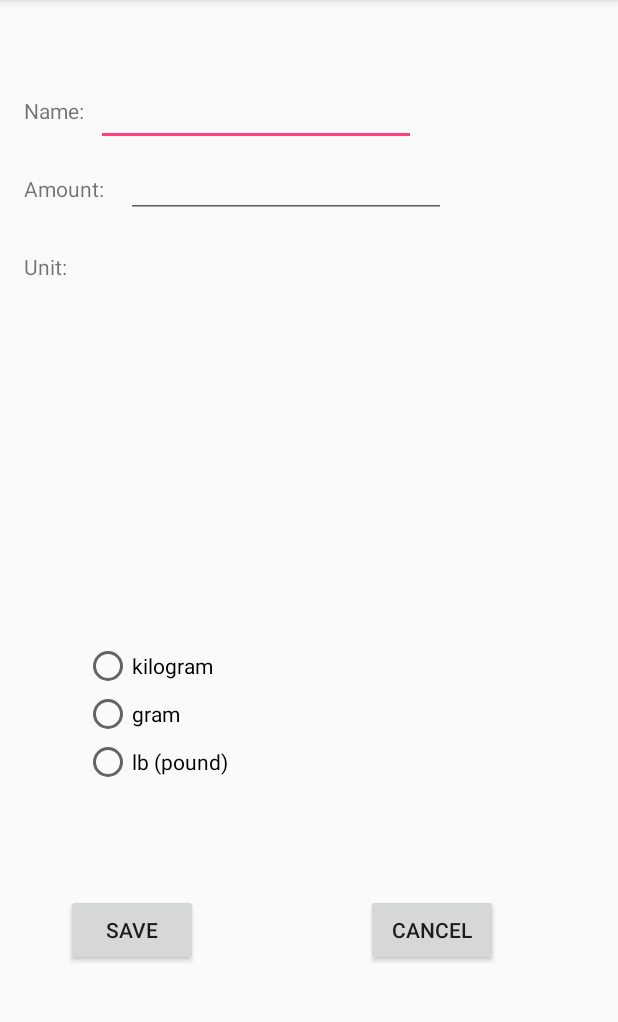
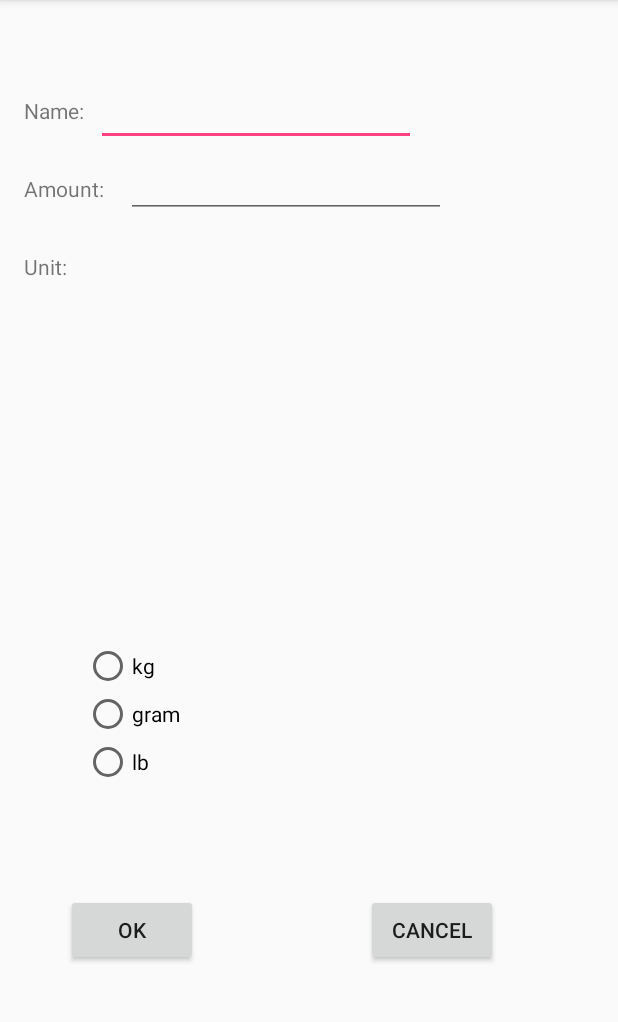
Before and after one commit to saurabhp96/Capstone18, an Android app: the AddEditIngredient screen opened directly, with no data from a screen before it, on a phone screen of 412 x 824 dp, the part 84-1106 px from its top. Run offline under Robolectric (Android 15) with nearby library versions, the phone set to English and light mode, and no system bars.

```diff
--- a/app/src/main/java/com/example/capstone18/capstone/AddEditIngredient.java
+++ b/app/src/main/java/com/example/capstone18/capstone/AddEditIngredient.java
@@ -28,7 +28,7 @@ public class AddEditIngredient extends AppCompatActivity {
         ingredientName=(EditText)findViewById(R.id.ing_name);
         ingredientAmount=(EditText)findViewById(R.id.ing_amount);
         radioGroup=(RadioGroup)findViewById(R.id.radio_group_unit);
-        int selected=radioGroup.getCheckedRadioButtonId();
+
 
         Bundle bundle=getIntent().getExtras();
 
@@ -44,8 +44,6 @@ public class AddEditIngredient extends AppCompatActivity {
             }
 
             ingredientName.setEnabled(false);
-
-
         }
 
 
@@ -56,7 +54,7 @@ public class AddEditIngredient extends AppCompatActivity {
         String inputAmount=ingredientAmount.getText().toString();
         int selectedId=radioGroup.getCheckedRadioButtonId();
         if(name==null||inputAmount==null||selectedId==-1){
-            Toast.makeText(this,"All fields are required",Toast.LENGTH_LONG);
+            Toast.makeText(this,"All fields are required",Toast.LENGTH_LONG).show();
             return;
         }
 
--- a/app/src/main/java/com/example/capstone18/capstone/Ingredient.java
+++ b/app/src/main/java/com/example/capstone18/capstone/Ingredient.java
@@ -28,7 +28,7 @@ public class Ingredient {
         return quantity;
     }
 
-    public void setQuantity(int quantity) {
+    public void setQuantity(double quantity) {
         this.quantity = quantity;
     }
 
--- a/app/src/main/res/layout/activity_add_edit_ingredient.xml
+++ b/app/src/main/res/layout/activity_add_edit_ingredient.xml
@@ -51,21 +51,21 @@
             android:layout_width="wrap_content"
             android:layout_height="wrap_content"
             android:layout_weight="1"
-            android:text="kilogram" />
+            android:text="@string/kilogram" />
 
         <RadioButton
             android:id="@+id/radio_gram"
             android:layout_width="wrap_content"
             android:layout_height="wrap_content"
             android:layout_weight="1"
-            android:text="gram" />
+            android:text="@string/gram" />
 
         <RadioButton
             android:id="@+id/radio_lb"
             android:layout_width="wrap_content"
             android:layout_height="wrap_content"
             android:layout_weight="1"
-            android:text="lb (pound)" />
+            android:text="@string/lb" />
     </RadioGroup>
 
     <EditText
@@ -97,7 +97,7 @@
         android:layout_marginBottom="124dp"
         android:layout_marginStart="44dp"
         android:onClick="savePressed"
-        android:text="Save"
+        android:text="@android:string/ok"
         app:layout_constraintBottom_toBottomOf="parent"
         app:layout_constraintStart_toStartOf="parent" />
 
@@ -108,7 +108,7 @@
         android:layout_marginBottom="124dp"
         android:layout_marginStart="112dp"
         android:onClick="cancelPressed"
-        android:text="Cancel"
+        android:text="@android:string/no"
         app:layout_constraintBottom_toBottomOf="parent"
         app:layout_constraintStart_toEndOf="@+id/button_save" />
 
```
Also changed, not shown: app/src/main/java/com/example/capstone18/capstone/Pantry.java (+110 -15 lines).
